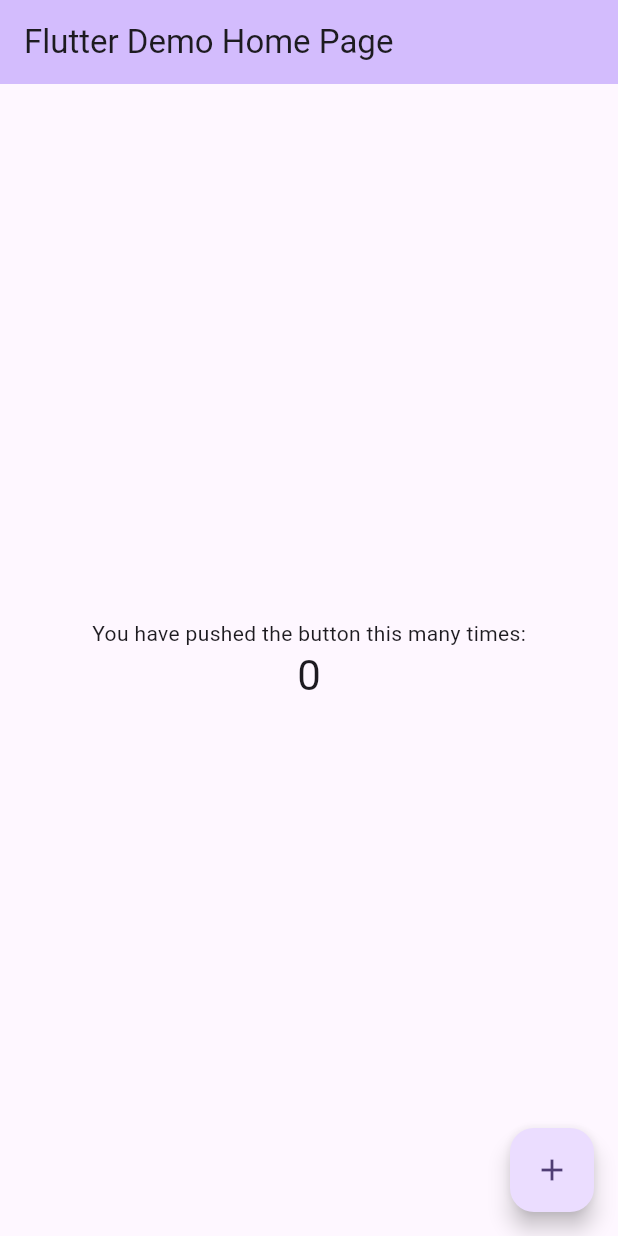
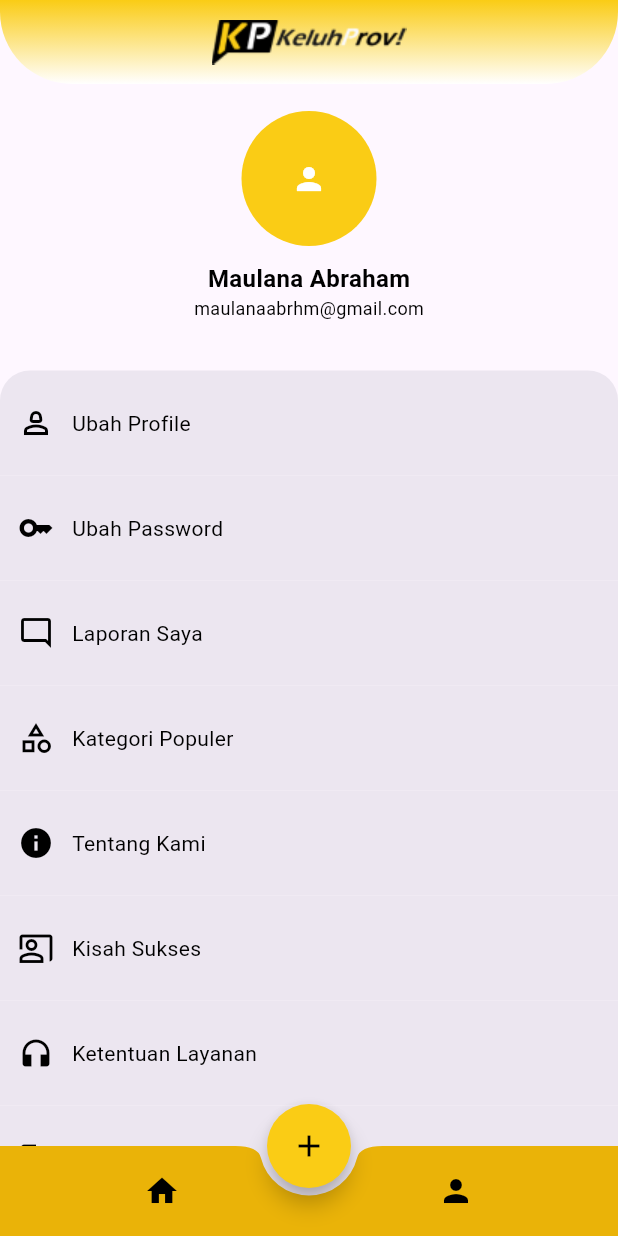
Before and after one commit to Capstone-Project-Alterra-Kelompok-8/e-complaint-mobile, a Flutter app: the screen it shows after launch, on a phone screen of 412 x 824 dp. Run offline on Flutter 3.47's test engine with Material 3 defaults, Android fonts, the phone set to English and light mode, and no system bars; our stand-ins replace google_fonts.

Commit message:
✨ feat: Implementation of profile screen

```diff
--- a/e_complaint_app/lib/constants/color_collections.dart
+++ b/e_complaint_app/lib/constants/color_collections.dart
@@ -9,4 +9,5 @@ class ColorCollections {
   static const Color backgroundColor = Color(0xFFFFFFFF);
   static const Color alertSuccessColor = Color(0xFFB0FE76);
   static const Color alertErrorColor = Color(0xFFDC2626);
+  static const Color profileColor = Color(0xFFECE6F0);
 }
--- a/e_complaint_app/lib/constants/text_collections.dart
+++ b/e_complaint_app/lib/constants/text_collections.dart
@@ -7,7 +7,6 @@ class LoginTextCollections {
     fontWeight: FontWeight.w700,
     color: ColorCollections.textPrimaryColor,
     letterSpacing: 0.4,
-    height: 36,
   );
 
   static TextStyle headingTwo = GoogleFonts.montserrat(
@@ -15,7 +14,6 @@ class LoginTextCollections {
     fontWeight: FontWeight.w400,
     color: ColorCollections.textPrimaryColor,
     letterSpacing: 0.4,
-    height: 34,
   );
 
   static TextStyle headingThree = GoogleFonts.montserrat(
@@ -23,7 +21,6 @@ class LoginTextCollections {
     fontWeight: FontWeight.w600,
     color: ColorCollections.textPrimaryColor,
     letterSpacing: 0.4,
-    height: 22,
   );
 
   static TextStyle headingFour = GoogleFonts.montserrat(
@@ -31,7 +28,6 @@ class LoginTextCollections {
     fontWeight: FontWeight.w600,
     color: ColorCollections.alertErrorColor,
     letterSpacing: 0.4,
-    height: 20,
   );
 
   static TextStyle headingFive = GoogleFonts.montserrat(
@@ -39,6 +35,5 @@ class LoginTextCollections {
     fontWeight: FontWeight.w600,
     color: ColorCollections.textPrimaryColor,
     letterSpacing: 0.4,
-    height: 20,
   );
 }
--- a/e_complaint_app/lib/main.dart
+++ b/e_complaint_app/lib/main.dart
@@ -1,125 +1,17 @@
+import 'package:e_complaint_app/views/screens/home/profile_screen.dart';
 import 'package:flutter/material.dart';
 
 void main() {
-  runApp(const MyApp());
+runApp(const MyApp());
 }
-
 class MyApp extends StatelessWidget {
   const MyApp({super.key});
-
-  // This widget is the root of your application.
   @override
   Widget build(BuildContext context) {
     return MaterialApp(
-      title: 'Flutter Demo',
-      theme: ThemeData(
-        // This is the theme of your application.
-        //
-        // TRY THIS: Try running your application with "flutter run". You'll see
-        // the application has a purple toolbar. Then, without quitting the app,
-        // try changing the seedColor in the colorScheme below to Colors.green
-        // and then invoke "hot reload" (save your changes or press the "hot
-        // reload" button in a Flutter-supported IDE, or press "r" if you used
-        // the command line to start the app).
-        //
-        // Notice that the counter didn't reset back to zero; the application
-        // state is not lost during the reload. To reset the state, use hot
-        // restart instead.
-        //
-        // This works for code too, not just values: Most code changes can be
-        // tested with just a hot reload.
-        colorScheme: ColorScheme.fromSeed(seedColor: Colors.deepPurple),
-        useMaterial3: true,
-      ),
-      home: const MyHomePage(title: 'Flutter Demo Home Page'),
+      title: '',
+      theme: ThemeData(colorScheme: ColorScheme.fromSeed(seedColor: Colors.deepPurple), useMaterial3: true,),
+      home: const ProfileScreen(),
     );
   }
 }
-
-class MyHomePage extends StatefulWidget {
-  const MyHomePage({super.key, required this.title});
-
-  // This widget is the home page of your application. It is stateful, meaning
-  // that it has a State object (defined below) that contains fields that affect
-  // how it looks.
-
-  // This class is the configuration for the state. It holds the values (in this
-  // case the title) provided by the parent (in this case the App widget) and
-  // used by the build method of the State. Fields in a Widget subclass are
-  // always marked "final".
-
-  final String title;
-
-  @override
-  State<MyHomePage> createState() => _MyHomePageState();
-}
-
-class _MyHomePageState extends State<MyHomePage> {
-  int _counter = 0;
-
-  void _incrementCounter() {
-    setState(() {
-      // This call to setState tells the Flutter framework that something has
-      // changed in this State, which causes it to rerun the build method below
-      // so that the display can reflect the updated values. If we changed
-      // _counter without calling setState(), then the build method would not be
-      // called again, and so nothing would appear to happen.
-      _counter++;
-    });
-  }
-
-  @override
-  Widget build(BuildContext context) {
-    // This method is rerun every time setState is called, for instance as done
-    // by the _incrementCounter method above.
-    //
-    // The Flutter framework has been optimized to make rerunning build methods
-    // fast, so that you can just rebuild anything that needs updating rather
-    // than having to individually change instances of widgets.
-    return Scaffold(
-      appBar: AppBar(
-        // TRY THIS: Try changing the color here to a specific color (to
-        // Colors.amber, perhaps?) and trigger a hot reload to see the AppBar
-        // change color while the other colors stay the same.
-        backgroundColor: Theme.of(context).colorScheme.inversePrimary,
-        // Here we take the value from the MyHomePage object that was created by
-        // the App.build method, and use it to set our appbar title.
-        title: Text(widget.title),
-      ),
-      body: Center(
-        // Center is a layout widget. It takes a single child and positions it
-        // in the middle of the parent.
-        child: Column(
-          // Column is also a layout widget. It takes a list of children and
-          // arranges them vertically. By default, it sizes itself to fit its
-          // children horizontally, and tries to be as tall as its parent.
-          //
-          // Column has various properties to control how it sizes itself and
-          // how it positions its children. Here we use mainAxisAlignment to
-          // center the children vertically; the main axis here is the vertical
-          // axis because Columns are vertical (the cross axis would be
-          // horizontal).
-          //
-          // TRY THIS: Invoke "debug painting" (choose the "Toggle Debug Paint"
-          // action in the IDE, or press "p" in the console), to see the
-          // wireframe for each widget.
-          mainAxisAlignment: MainAxisAlignment.center,
-          children: <Widget>[
-            const Text(
-              'You have pushed the button this many times:',
-            ),
-            Text(
-              '$_counter',
-              style: Theme.of(context).textTheme.headlineMedium,
-            ),
-          ],
-        ),
-      ),
-      floatingActionButton: FloatingActionButton(
-        onPressed: _incrementCounter,
-        tooltip: 'Increment',
-        child: const Icon(Icons.add),
-      ), // This trailing comma makes auto-formatting nicer for build methods.
-    );
-  }
-}
--- /dev/null
+++ b/e_complaint_app/lib/views/screens/components/app_bar.dart
@@ -0,0 +1,35 @@
+import 'package:e_complaint_app/constants/constants.dart';
+import 'package:flutter/material.dart';
+
+class CurvedAppBar extends StatelessWidget implements PreferredSizeWidget {
+
+
+  const CurvedAppBar({Key? key}) : super(key: key);
+
+  @override
+  Widget build(BuildContext context) {
+    return ClipRRect(
+      borderRadius: const BorderRadius.only(
+        bottomLeft: Radius.circular(48.0),
+        bottomRight: Radius.circular(48.0),
+      ),
+      child: Container(
+        height: 106,
+        decoration: BoxDecoration(
+          gradient: LinearGradient(
+            colors: [ColorCollections.primaryColor, ColorCollections.backgroundColor], // Define your gradient colors here
+            begin: Alignment.topCenter,
+            end: Alignment.bottomCenter,
+          ),
+
+        ),
+        child: Image(
+            image: AssetImage('assets/images/logo_appbar.png'),
+        ),
+      ),
+    );
+  }
+
+  @override
+  Size get preferredSize => const Size.fromHeight(kToolbarHeight);
+}
--- /dev/null
+++ b/e_complaint_app/lib/views/screens/components/bottom_navbar.dart
@@ -0,0 +1,41 @@
+import 'package:e_complaint_app/constants/constants.dart';
+import 'package:flutter/material.dart';
+
+class CustomBottomNavBar extends StatelessWidget {
+  const CustomBottomNavBar({super.key});
+
+  @override
+  Widget build(BuildContext context) {
+    return BottomAppBar(
+        padding: const EdgeInsets.symmetric(horizontal: 10),
+        height: 60,
+        color: ColorCollections.buttonColor,
+        shape: const CircularNotchedRectangle(),
+        notchMargin: 5,
+        child: Row(
+          mainAxisSize: MainAxisSize.max,
+          mainAxisAlignment: MainAxisAlignment.spaceAround,
+          crossAxisAlignment: CrossAxisAlignment.center,
+          children: <Widget>[
+            IconButton(
+              icon: const Icon(
+                Icons.home,
+                color: ColorCollections.textPrimaryColor
+              ),
+              onPressed: () {
+              },
+            ),
+            IconButton(
+              icon: const Icon(
+                Icons.person,
+                color: ColorCollections.textPrimaryColor
+              ),
+              onPressed: () {
+              },
+            ),
+          ],
+        ),
+      );
+
+  }
+}
--- /dev/null
+++ b/e_complaint_app/lib/views/screens/home/profile_screen.dart
@@ -0,0 +1,242 @@
+import 'package:e_complaint_app/constants/constants.dart';
+import 'package:e_complaint_app/views/screens/components/app_bar.dart';
+import 'package:e_complaint_app/views/screens/components/bottom_navbar.dart';
+import 'package:flutter/material.dart';
+
+class ProfileScreen extends StatefulWidget {
+  const ProfileScreen({super.key});
+
+  @override
+  State<ProfileScreen> createState() => _ProfileScreenState();
+}
+
+class _ProfileScreenState extends State<ProfileScreen> {
+  @override
+  Widget build(BuildContext context) {
+    return Scaffold(
+      appBar: CurvedAppBar(),
+      body: ListView(
+        children: [
+          const SizedBox(
+            height: 18,
+          ),
+          const Center(
+            child: CircleAvatar(
+              radius: 45,
+              backgroundColor: ColorCollections.primaryColor,
+              foregroundColor: ColorCollections.backgroundColor,
+              child: Icon(Icons.person),
+            ),
+          ),
+          const SizedBox(
+            height: 10,
+          ),
+          const Center(
+            child: Column(
+              children: [
+                Text(
+                  'Maulana Abraham',
+                  style: TextStyle(
+                      fontWeight: FontWeight.w700,
+                      color: ColorCollections.textPrimaryColor,
+                      fontSize: 16),
+                ),
+                Text(
+                  'maulanaabrhm@gmail.com',
+                  style: TextStyle(
+                      fontWeight: FontWeight.w400,
+                      color: ColorCollections.textPrimaryColor,
+                      fontSize: 12),
+                ),
+              ],
+            ),
+          ),
+          const SizedBox(
+            height: 33,
+          ),
+          Container(
+            width: double.infinity,
+            height: 70,
+            decoration: const BoxDecoration(
+              color: ColorCollections.profileColor,
+              borderRadius: BorderRadius.only(
+                topLeft: Radius.circular(20.0),
+                topRight: Radius.circular(20.0),
+              ),
+            ),
+            child: Row(
+              children: [
+                IconButton(
+                  onPressed: () {},
+                  icon: const Icon(Icons.person_2_outlined),
+                  color: ColorCollections.textPrimaryColor,
+                ),
+                const Text(
+                  'Ubah Profile',
+                  style: TextStyle(
+                    color: ColorCollections.textPrimaryColor,
+                  ),
+                )
+              ],
+            ),
+          ),
+          Container(
+            width: double.infinity,
+            height: 70,
+            color: ColorCollections.profileColor,
+            child: Row(
+              children: [
+                IconButton(
+                  onPressed: () {},
+                  icon: const Icon(Icons.key_outlined),
+                  color: ColorCollections.textPrimaryColor,
+                ),
+                const Text(
+                  'Ubah Password',
+                  style: TextStyle(
+                    color: ColorCollections.textPrimaryColor,
+                  ),
+                )
+              ],
+            ),
+          ),
+          Container(
+            width: double.infinity,
+            height: 70,
+            color: ColorCollections.profileColor,
+            child: Row(
+              children: [
+                IconButton(
+                  onPressed: () {},
+                  icon: const Icon(Icons.mode_comment_outlined),
+                  color: ColorCollections.textPrimaryColor,
+                ),
+                const Text(
+                  'Laporan Saya',
+                  style: TextStyle(
+                    color: ColorCollections.textPrimaryColor,
+                  ),
+                )
+              ],
+            ),
+          ),
+          Container(
+            width: double.infinity,
+            height: 70,
+            color: ColorCollections.profileColor,
+            child: Row(
+              children: [
+                IconButton(
+                  onPressed: () {},
+                  icon: const Icon(Icons.category_outlined),
+                  color: ColorCollections.textPrimaryColor,
+                ),
+                const Text(
+                  'Kategori Populer',
+                  style: TextStyle(
+                    color: ColorCollections.textPrimaryColor,
+                  ),
+                )
+              ],
+            ),
+          ),
+          Container(
+            width: double.infinity,
+            height: 70,
+            color: ColorCollections.profileColor,
+            child: Row(
+              children: [
+                IconButton(
+                  onPressed: () {},
+                  icon: const Icon(Icons.info),
+                  color: ColorCollections.textPrimaryColor,
+                ),
+                const Text(
+                  'Tentang Kami',
+                  style: TextStyle(
+                    color: ColorCollections.textPrimaryColor,
+                  ),
+                )
+              ],
+            ),
+          ),
+          Container(
+            width: double.infinity,
+            height: 70,
+            color: ColorCollections.profileColor,
+            child: Row(
+              children: [
+                IconButton(
+                  onPressed: () {},
+                  icon: const Icon(Icons.co_present_outlined),
+                  color: ColorCollections.textPrimaryColor,
+                ),
+                const Text(
+                  'Kisah Sukses',
+                  style: TextStyle(
+                    color: ColorCollections.textPrimaryColor,
+                  ),
+                )
+              ],
+            ),
+          ),
+          Container(
+            width: double.infinity,
+            height: 70,
+            color: ColorCollections.profileColor,
+            child: Row(
+              children: [
+                IconButton(
+                  onPressed: () {},
+                  icon: const Icon(Icons.headphones),
+                  color: ColorCollections.textPrimaryColor,
+                ),
+                const Text(
+                  'Ketentuan Layanan',
+                  style: TextStyle(
+                    color: ColorCollections.textPrimaryColor,
+                  ),
+                )
+              ],
+            ),
+          ),
+          GestureDetector(
+            onTap: () {},
+            child: Container(
+              width: double.infinity,
+              height: 70,
+              color: ColorCollections.profileColor,
+              child: Row(
+                children: [
+                  IconButton(
+                    onPressed: () {},
+                    icon: const Icon(Icons.logout),
+                    color: ColorCollections.textPrimaryColor,
+                  ),
+                  const Text(
+                    'Logout',
+                    style: TextStyle(
+                      color: ColorCollections.textPrimaryColor,
+                    ),
+                  )
+                ],
+              ),
+            ),
+          ),
+        ],
+      ),
+      extendBody: true,
+      floatingActionButton: FloatingActionButton(
+        backgroundColor: ColorCollections.primaryColor,
+        onPressed: () {},
+        shape: const CircleBorder(),
+        child: const Icon(
+          Icons.add,
+          color: ColorCollections.textPrimaryColor,
+        ),
+      ),
+      floatingActionButtonLocation: FloatingActionButtonLocation.centerDocked,
+      bottomNavigationBar: const CustomBottomNavBar(),
+    );
+  }
+}
--- a/e_complaint_app/pubspec.yaml
+++ b/e_complaint_app/pubspec.yaml
@@ -60,9 +60,8 @@ flutter:
   uses-material-design: true
 
   # To add assets to your application, add an assets section, like this:
-  # assets:
-  #   - images/a_dot_burr.jpeg
-  #   - images/a_dot_ham.jpeg
+  assets:
+    - assets/images/
 
   # An image asset can refer to one or more resolution-specific "variants", see
   # https://flutter.dev/assets-and-images/#resolution-aware
```
Also changed, not shown: e_complaint_app/assets/images/logo_appbar.png (added).
